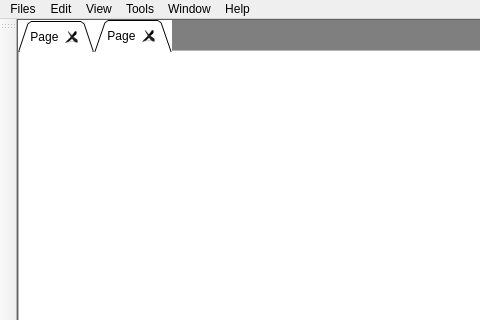
CplusplusML/CplusplusML, file ui/MainWindow.ui: the form before one commit; both pictures show x 0 to 480 and y 0 to 320 of the 1168 by 752 pixel window.
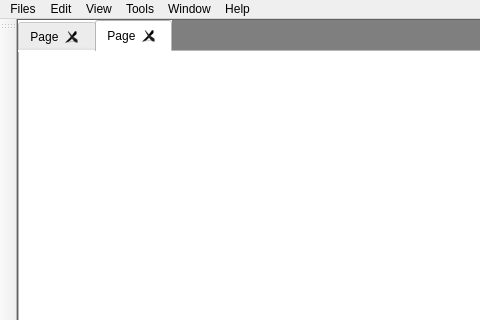
The form after the commit. Icons and pictures are not drawn.

Commit message: Added separators, enforced exclusive toolbar

```diff
--- a/ui/MainWindow.ui
+++ b/ui/MainWindow.ui
@@ -69,7 +69,7 @@
           <enum>QTabWidget::North</enum>
          </property>
          <property name="tabShape">
-          <enum>QTabWidget::Triangular</enum>
+          <enum>QTabWidget::Rounded</enum>
          </property>
          <property name="currentIndex">
           <number>1</number>
```
Left out of the diff: 8 changed lines with no effect on the pictures. The commit also changes 1 other file.
